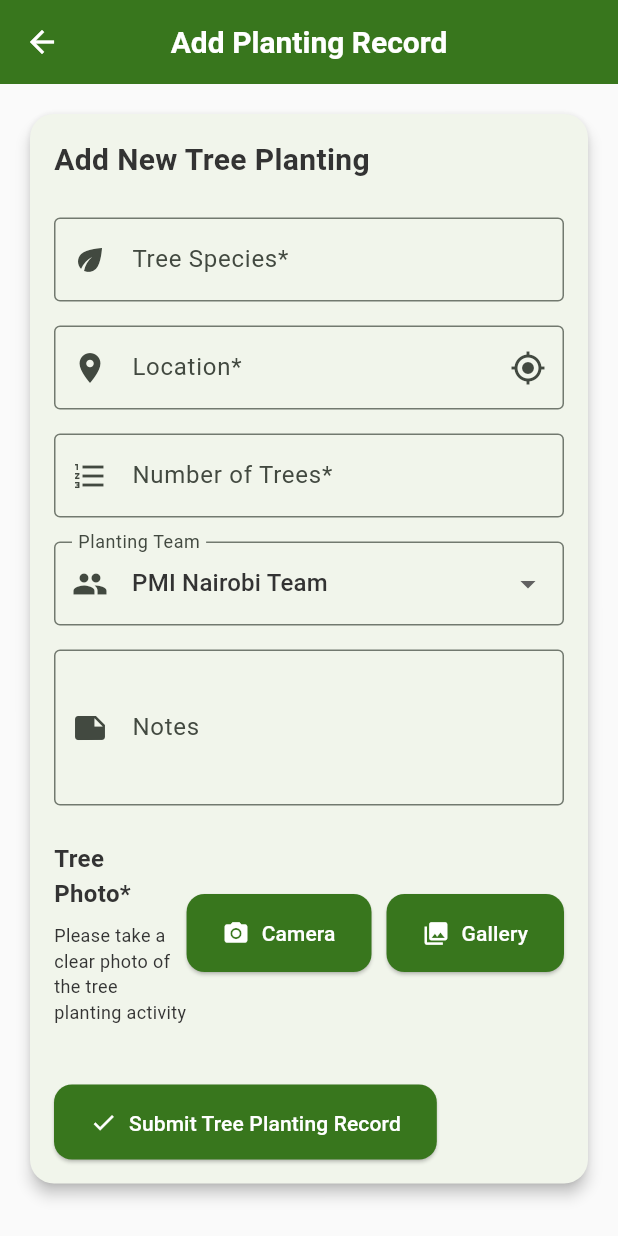
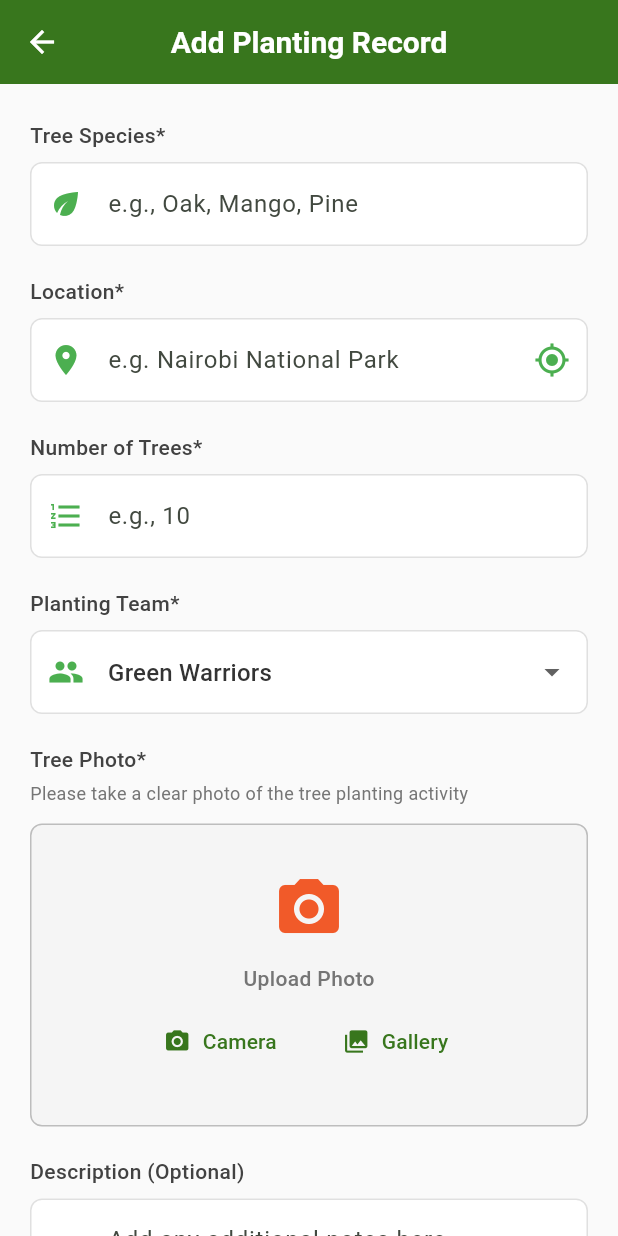
Before and after one commit to Kmtengo/pmi_tree_tracker, a Flutter app: the AddTreeScreen screen opened directly, on a phone screen of 412 x 824 dp. Run offline on Flutter 3.47's test engine with Material 3 defaults, Android fonts, the light colour scheme and no system bars; our stand-ins replace cached_network_image, camera, connectivity_plus, flutter_image_compress, geolocator, google_maps_flutter and 4 more; missing offline and left inert: webview_flutter_android, webview_flutter_wkwebview; accounts and stored records are empty; Roboto replaces fonts that are missing (Segoe UI).

Commit message:
Enhance AddTreeScreen UI and functionality
- Updated team names to reflect new options: 'Green Warriors', 'Eco Builders', 'Forest Friends', and 'Tree Troopers'.
- Improved form layout with consistent padding and spacing.
- Refactored input fields for better user experience, including hints and labels.
- Added utility methods for building labels and input decorations to reduce code duplication.
- Enhanced photo upload section with clearer instructions and improved styling.

```diff
--- a/lib/screens/add_tree_screen.dart
+++ b/lib/screens/add_tree_screen.dart
@@ -6,6 +6,7 @@
 import '../services/photo_service.dart';
 import '../widgets/photo_viewer_widgets.dart';
 import '../screens/custom_camera_screen.dart';
+import '../utils/pmi_colors.dart';
 
 class AddTreeScreen extends StatefulWidget {
   const AddTreeScreen({super.key});
@@ -28,11 +29,10 @@
   String? _teamName;
 
   final List<String> _teamNames = [
-    'PMI Nairobi Team',
-    'PMI Coastal Region',
-    'PMI Western Region',
-    'PMI Central Region',
-    'PMI Youth Team',
+    'Green Warriors',
+    'Eco Builders',
+    'Forest Friends',
+    'Tree Troopers',
   ];
 
   @override
@@ -215,13 +215,10 @@
 
   @override
   Widget build(BuildContext context) {
-    // Define colors for our redesigned UI
-    const Color primaryGreen = Color(0xFF38761D);
-
     return Scaffold(
-      backgroundColor: const Color(0xFFFAFAFA), // Light background
+      backgroundColor: const Color(0xFFFAFAFA),
       appBar: AppBar(
-        backgroundColor: primaryGreen,
+        backgroundColor: const Color(0xFF38761D),
         elevation: 0,
         title: const Text(
           'Add Planting Record',
@@ -239,36 +236,20 @@
       body: Consumer<TreeViewModel>(
         builder: (context, treeViewModel, child) {
           return SingleChildScrollView(
-            padding: const EdgeInsets.all(16.0),
+            padding: const EdgeInsets.symmetric(horizontal: 20, vertical: 24),
             child: Form(
               key: _formKey,
               child: Column(
-                crossAxisAlignment: CrossAxisAlignment.stretch,
-                children: [
-                  Card(
-                    elevation: 4,
-                    shape: RoundedRectangleBorder(borderRadius: BorderRadius.circular(16)),
-                    child: Padding(
-                      padding: const EdgeInsets.all(16.0),
-                      child: Column(
                 crossAxisAlignment: CrossAxisAlignment.start,
                 children: [
-                          const Text(
-                            'Add New Tree Planting',
-                            style: TextStyle(
-                              fontSize: 20,
-                              fontWeight: FontWeight.bold,
-                            ),
-                          ),
-                          const SizedBox(height: 24),
-
-                          // Tree Species
+                  // Tree Species Field
+                  _buildLabel('Tree Species*'),
+                  const SizedBox(height: 8),
                   TextFormField(
                     controller: _speciesController,
-                            decoration: const InputDecoration(
-                              labelText: 'Tree Species*',
-                              border: OutlineInputBorder(),
-                              prefixIcon: Icon(Icons.eco),
+                    decoration: _buildInputDecoration(
+                      'e.g., Oak, Mango, Pine',
+                      Icons.eco,
                     ),
                     validator: (value) {
                       if (value == null || value.isEmpty) {
@@ -277,25 +258,44 @@
                       return null;
                     },
                   ),
-                          const SizedBox(height: 16),
+                  const SizedBox(height: 20),
 
-                          // Location
+                  // Location Field
+                  _buildLabel('Location*'),
+                  const SizedBox(height: 8),
                   TextFormField(
                     controller: _locationController,
                     decoration: InputDecoration(
-                              labelText: 'Location*',
-                              border: const OutlineInputBorder(),
-                              prefixIcon: const Icon(Icons.location_on),
-                              suffixIcon: IconButton(
-                                icon: _isGettingLocation
+                      hintText: 'e.g. Nairobi National Park',
+                      filled: true,
+                      fillColor: Colors.white,
+                      border: OutlineInputBorder(
+                        borderRadius: BorderRadius.circular(8),
+                        borderSide: const BorderSide(color: Color(0xFFE0E0E0)),
+                      ),
+                      enabledBorder: OutlineInputBorder(
+                        borderRadius: BorderRadius.circular(8),
+                        borderSide: const BorderSide(color: Color(0xFFE0E0E0)),
+                      ),
+                      focusedBorder: OutlineInputBorder(
+                        borderRadius: BorderRadius.circular(8),
+                        borderSide: BorderSide(color: Theme.of(context).colorScheme.primary),
+                      ),
+                      prefixIcon: const Icon(Icons.location_on, color: Color(0xFF4CAF50)),
+                      suffixIcon: _isGettingLocation
                           ? const SizedBox(
                               width: 20,
                               height: 20,
+                              child: Padding(
+                                padding: EdgeInsets.all(12.0),
                                 child: CircularProgressIndicator(strokeWidth: 2),
+                              ),
                             )
-                                    : const Icon(Icons.my_location),
-                                onPressed: _isGettingLocation ? null : _getCurrentLocation,
+                          : IconButton(
+                              icon: const Icon(Icons.my_location, color: Color(0xFF4CAF50)),
+                              onPressed: _getCurrentLocation,
                             ),
+                      contentPadding: const EdgeInsets.symmetric(horizontal: 16, vertical: 16),
                     ),
                     validator: (value) {
                       if (value == null || value.isEmpty) {
@@ -304,16 +304,17 @@
                       return null;
                     },
                   ),
-                          const SizedBox(height: 16),
+                  const SizedBox(height: 20),
 
-                          // Quantity
+                  // Number of Trees Field
+                  _buildLabel('Number of Trees*'),
+                  const SizedBox(height: 8),
                   TextFormField(
                     controller: _quantityController,
                     keyboardType: TextInputType.number,
-                            decoration: const InputDecoration(
-                              labelText: 'Number of Trees*',
-                              border: OutlineInputBorder(),
-                              prefixIcon: Icon(Icons.format_list_numbered),
+                    decoration: _buildInputDecoration(
+                      'e.g., 10',
+                      Icons.format_list_numbered,
                     ),
                     validator: (value) {
                       if (value == null || value.isEmpty) {
@@ -325,15 +326,16 @@
                       return null;
                     },
                   ),
-                          const SizedBox(height: 16),
+                  const SizedBox(height: 20),
 
-                          // Team selection
+                  // Planting Team Field
+                  _buildLabel('Planting Team*'),
+                  const SizedBox(height: 8),
                   DropdownButtonFormField<String>(
                     value: _teamName,
-                            decoration: const InputDecoration(
-                              labelText: 'Planting Team',
-                              border: OutlineInputBorder(),
-                              prefixIcon: Icon(Icons.group),
+                    decoration: _buildInputDecoration(
+                      'Select Team',
+                      Icons.group,
                     ),
                     items: _teamNames.map((String team) {
                       return DropdownMenuItem<String>(
@@ -347,87 +349,88 @@
                       });
                     },
                   ),
-                          const SizedBox(height: 16),
+                  const SizedBox(height: 20),
 
-                          // Notes
-                          TextFormField(
-                            controller: _notesController,
-                            maxLines: 3,
-                            decoration: const InputDecoration(
-                              labelText: 'Notes',
-                              border: OutlineInputBorder(),
-                              prefixIcon: Icon(Icons.note),
+                  // Photo Upload Section
+                  _buildLabel('Tree Photo*'),
+                  const SizedBox(height: 4),
+                  const Text(
+                    'Please take a clear photo of the tree planting activity',
+                    style: TextStyle(
+                      fontSize: 12,
+                      color: Color(0xFF757575),
                     ),
                   ),
-                          const SizedBox(height: 24),
-
-                          // Photo
-                          Row(
+                  const SizedBox(height: 12),
+                  Container(
+                    decoration: BoxDecoration(
+                      borderRadius: BorderRadius.circular(8),
+                      border: Border.all(
+                        color: const Color(0xFFBDBDBD),
+                        style: BorderStyle.solid,
+                        width: 1,
+                      ),
+                      color: const Color(0xFFF5F5F5),
+                    ),
+                    child: _imagePath == null
+                        ? InkWell(
+                            onTap: _takePhoto,
+                            child: Padding(
+                              padding: const EdgeInsets.symmetric(vertical: 32),
+                              child: Column(
                                 children: [
-                              Expanded(
-                                child: Column(
-                                  crossAxisAlignment: CrossAxisAlignment.start,
-                                  children: [
+                                  Icon(
+                                    Icons.photo_camera,
+                                    size: 48,
+                                    color: Theme.of(context).colorScheme.secondary,
+                                  ),
+                                  const SizedBox(height: 12),
                                   const Text(
-                                      'Tree Photo*',
+                                    'Upload Photo',
                                     style: TextStyle(
-                                        fontSize: 16,
-                                        fontWeight: FontWeight.bold,
+                                      color: Color(0xFF757575),
+                                      fontWeight: FontWeight.w500,
                                     ),
                                   ),
                                   const SizedBox(height: 8),
-                                    const Text(
-                                      'Please take a clear photo of the tree planting activity',
-                                      style: TextStyle(fontSize: 12),
-                                    ),
-                                  ],
-                                ),
-                              ),
                                   Row(
+                                    mainAxisAlignment: MainAxisAlignment.center,
                                     children: [
-                                  ElevatedButton.icon(
+                                      TextButton.icon(
                                         icon: const Icon(Icons.camera_alt),
                                         label: const Text('Camera'),
                                         onPressed: _takePhoto,
-                                    style: ElevatedButton.styleFrom(
-                                      backgroundColor: primaryGreen,
-                                      foregroundColor: Colors.white,
+                                        style: TextButton.styleFrom(
+                                          foregroundColor: const Color(0xFF38761D),
                                         ),
                                       ),
-                                  const SizedBox(width: 10),
-                                  ElevatedButton.icon(
+                                      const SizedBox(width: 16),
+                                      TextButton.icon(
                                         icon: const Icon(Icons.photo_library),
                                         label: const Text('Gallery'),
                                         onPressed: _chooseFromGallery,
-                                    style: ElevatedButton.styleFrom(
-                                      backgroundColor: primaryGreen,
-                                      foregroundColor: Colors.white,
+                                        style: TextButton.styleFrom(
+                                          foregroundColor: const Color(0xFF38761D),
                                         ),
                                       ),
                                     ],
                                   ),
                                 ],
                               ),
-                          const SizedBox(height: 16),
-
-                          if (_imagePath != null)
+                            ),
+                          )
+                        : Stack(
+                            children: [
                               GestureDetector(
                                 onTap: _viewImage,
-                              child: Container(
-                                height: 200,
-                                width: double.infinity,
-                                decoration: BoxDecoration(
-                                  border: Border.all(color: Colors.grey),
-                                  borderRadius: BorderRadius.circular(8),
-                                ),
-                                child: Stack(
-                                  children: [
-                                    ClipRRect(
+                                child: ClipRRect(
                                   borderRadius: BorderRadius.circular(8),
                                   child: Image.file(
                                     File(_imagePath!),
+                                    height: 200,
+                                    width: double.infinity,
                                     fit: BoxFit.cover,
-                                        width: double.infinity,
+                                  ),
                                 ),
                               ),
                               Positioned(
@@ -435,7 +438,7 @@
                                 bottom: 8,
                                 child: Container(
                                   decoration: BoxDecoration(
-                                          color: Colors.black.withAlpha(153),
+                                    color: Colors.black.withOpacity(0.6),
                                     borderRadius: BorderRadius.circular(20),
                                   ),
                                   child: IconButton(
@@ -447,31 +450,50 @@
                             ],
                           ),
                   ),
+                  const SizedBox(height: 20),
+
+                  // Description Field
+                  _buildLabel('Description (Optional)'),
+                  const SizedBox(height: 8),
+                  TextFormField(
+                    controller: _notesController,
+                    maxLines: 3,
+                    decoration: _buildInputDecoration(
+                      'Add any additional notes here...',
+                      Icons.edit,
                     ),
-                          const SizedBox(height: 24),
+                  ),
+                  const SizedBox(height: 32),
 
-                          // Submit button
+                  // Submit Button
                   SizedBox(
-                            height: 50,
-                            child: ElevatedButton.icon(
-                              icon: const Icon(Icons.check),
-                              label: const Text('Submit Tree Planting Record'),
+                    width: double.infinity,
+                    height: 52,
+                    child: ElevatedButton(
                       onPressed: treeViewModel.isLoading ? null : _addTree,
                       style: ElevatedButton.styleFrom(
-                                backgroundColor: primaryGreen,
+                        backgroundColor: const Color(0xFF38761D),
                         foregroundColor: Colors.white,
-                                shape: RoundedRectangleBorder(borderRadius: BorderRadius.circular(12)),
-                                padding: const EdgeInsets.symmetric(vertical: 16, horizontal: 24),
+                        shape: RoundedRectangleBorder(
+                          borderRadius: BorderRadius.circular(8),
                         ),
+                        elevation: 0,
                       ),
+                      child: treeViewModel.isLoading
+                          ? const SizedBox(
+                              width: 24,
+                              height: 24,
+                              child: CircularProgressIndicator(
+                                color: Colors.white,
+                                strokeWidth: 2,
                               ),
-
-                          if (treeViewModel.isLoading)
-                            const Padding(
-                              padding: EdgeInsets.all(16.0),
-                              child: Center(child: CircularProgressIndicator()),
+                            )
+                          : const Text(
+                              'Submit Record',
+                              style: TextStyle(
+                                fontSize: 16,
+                                fontWeight: FontWeight.w600,
                               ),
-                        ],
                             ),
                     ),
                   ),
@@ -483,4 +505,37 @@
       ),
     );
   }
+
+  Widget _buildLabel(String text) {
+    return Text(
+      text,
+      style: const TextStyle(
+        fontSize: 14,
+        fontWeight: FontWeight.w500,
+        color: Color(0xFF424242),
+      ),
+    );
   }
+
+  InputDecoration _buildInputDecoration(String hint, IconData icon) {
+    return InputDecoration(
+      hintText: hint,
+      filled: true,
+      fillColor: Colors.white,
+      border: OutlineInputBorder(
+        borderRadius: BorderRadius.circular(8),
+        borderSide: const BorderSide(color: Color(0xFFE0E0E0)),
+      ),
+      enabledBorder: OutlineInputBorder(
+        borderRadius: BorderRadius.circular(8),
+        borderSide: const BorderSide(color: Color(0xFFE0E0E0)),
+      ),
+      focusedBorder: OutlineInputBorder(
+        borderRadius: BorderRadius.circular(8),
+        borderSide: const BorderSide(color: Color(0xFF38761D)),
+      ),
+      prefixIcon: Icon(icon, color: const Color(0xFF4CAF50)),
+      contentPadding: const EdgeInsets.symmetric(horizontal: 16, vertical: 16),
+    );
+  }
+}
```
Lines whose indentation alone changed are shown as unchanged.
